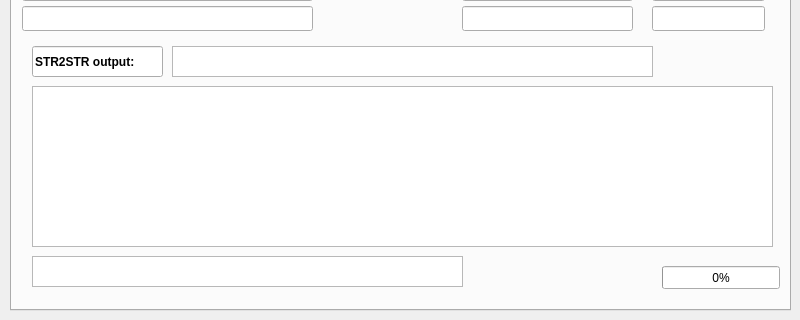
Old version of the form RTKBASE/mydialog.ui in the repository Francklin2/RTKLIB_Touchscreen_GUI; both pictures show x 0 to 800 and y 160 to 480 of the 800 by 480 pixel window.
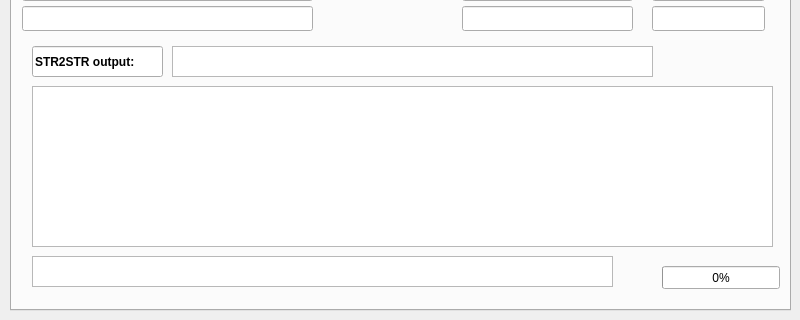
New version of the form. Custom widgets are drawn as their Qt base class.

Diff of the .ui file:
```diff
--- a/RTKBASE/mydialog.ui
+++ b/RTKBASE/mydialog.ui
@@ -265,7 +265,7 @@
       <rect>
        <x>20</x>
        <y>370</y>
-       <width>431</width>
+       <width>581</width>
        <height>31</height>
       </rect>
      </property>
```
